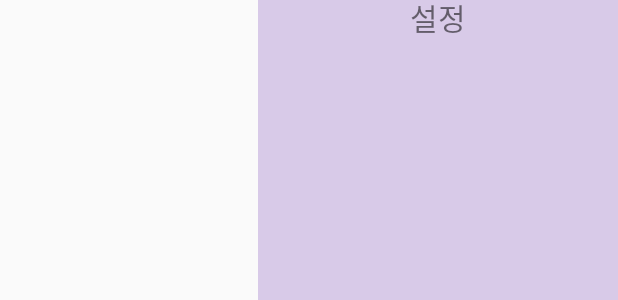
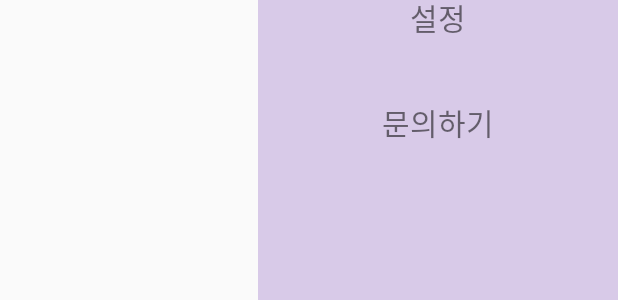
Before and after one commit to IknowAra/TakeToday, an Android app: the layout activity_menu_hambuger.xml on its own in the app's theme, with its tools: preview values and no code run, on a phone screen of 412 x 824 dp. Shown: the part 275-575 px from the top of the screen. Run offline under Robolectric (Android 15) with nearby library versions, the phone set to English and light mode, and no system bars.

Commit message:
hambuger&intent update

```diff
--- a/app/src/main/AndroidManifest.xml
+++ b/app/src/main/AndroidManifest.xml
@@ -10,6 +10,9 @@
         android:supportsRtl="true"
         android:theme="@style/AppTheme">
         <activity android:name=".Ask"></activity>
+        <activity android:name=".Category"></activity>
+        <activity android:name=".Setting"></activity>
+        <activity android:name=".Finished"></activity>
         <activity android:name=".MainActivity">
             <intent-filter>
                 <action android:name="android.intent.action.MAIN" />
--- a/app/src/main/res/drawable-v24/ic_baseline_menu_50.xml
+++ b/app/src/main/res/drawable-v24/ic_baseline_menu_50.xml
@@ -1,5 +1,5 @@
 <vector android:height="50dp" android:tint="?attr/colorControlNormal"
     android:viewportHeight="24" android:viewportWidth="24"
     android:width="50dp" xmlns:android="http://schemas.android.com/apk/res/android">
-    <path android:fillColor="@android:color/white" android:pathData="M3,18h18v-2L3,16v2zM3,13h18v-2L3,11v2zM3,6v2h18L21,6L3,6z"/>
+    <path android:fillColor="@android:color/black" android:pathData="M3,18h18v-2L3,16v2zM3,13h18v-2L3,11v2zM3,6v2h18L21,6L3,6z"/>
 </vector>
--- a/app/src/main/res/layout/activity_menu_hambuger.xml
+++ b/app/src/main/res/layout/activity_menu_hambuger.xml
@@ -43,6 +43,15 @@
             android:textSize="20dp"
             android:text="설정"/>
 
+        <TextView
+            android:id="@+id/ask"
+            android:layout_width="match_parent"
+            android:layout_height="wrap_content"
+            android:gravity="center_horizontal"
+            android:layout_margin="20dp"
+            android:textSize="20dp"
+            android:text="문의하기"/>
+
     </LinearLayout>
 
 </LinearLayout>
```
Also changed, not shown: app/src/main/java/kr/hs/emirim/cho/taketoday2/MainActivity.kt (+4 -4 lines).
